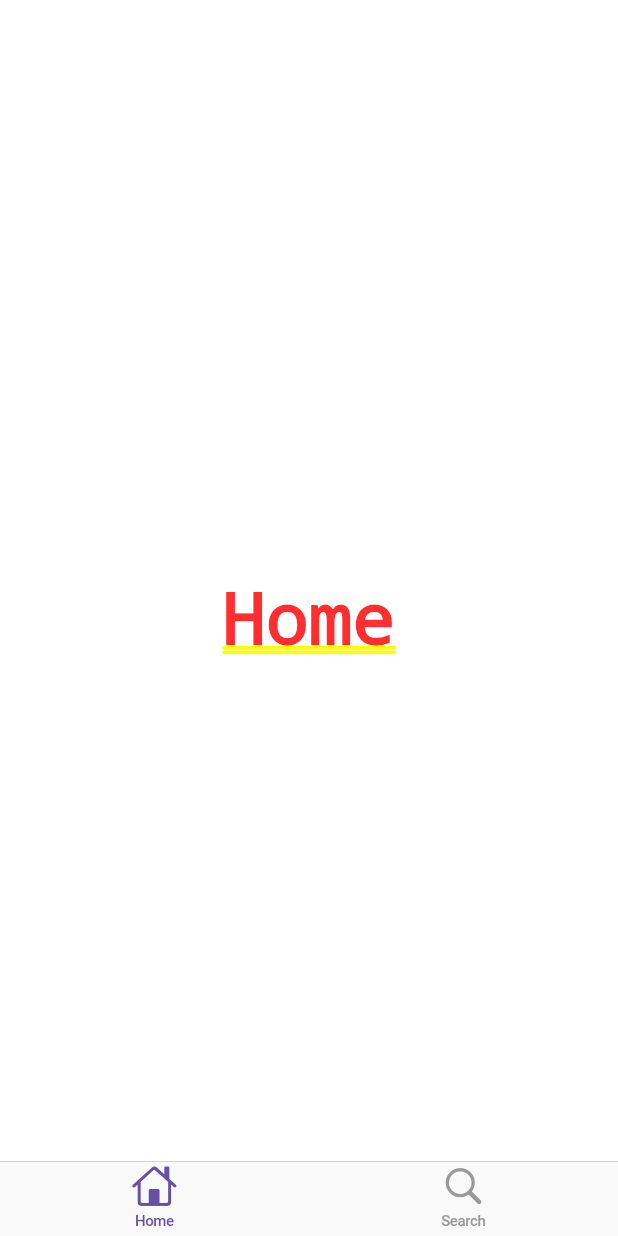
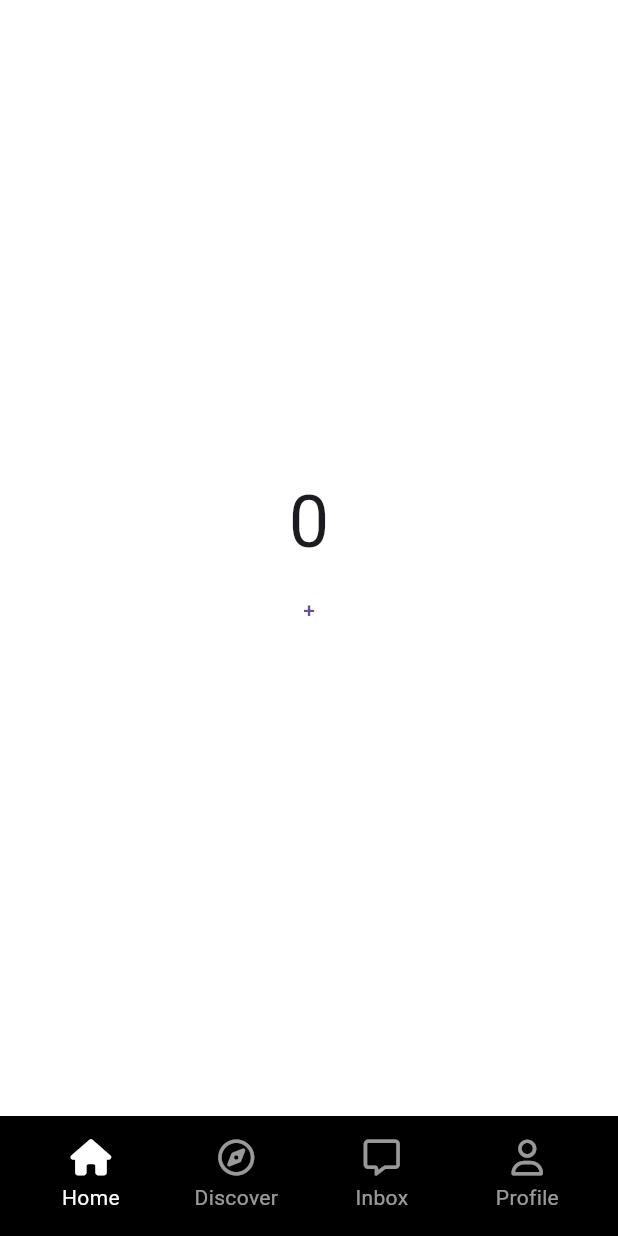
Before and after one commit to hchannni/flutter_tiktok_clone, a Flutter app: the screen it shows after launch, on a phone screen of 412 x 824 dp. Run offline on Flutter 3.47's test engine with Material 3 defaults, Android fonts, the phone set to English and light mode, and no system bars; our stand-ins replace font_awesome_flutter.

Commit message:
Feat: Custom Navigation Bar & Nav Tab 위젯 생성 - 아직 stateful screen에 대한 대응 이슈 존재

```diff
--- a/lib/features/main_navigation/main_navigation_screen.dart
+++ b/lib/features/main_navigation/main_navigation_screen.dart
@@ -1,5 +1,9 @@
 import 'package:flutter/cupertino.dart';
 import 'package:flutter/material.dart';
+import 'package:flutter_tiktok_clone/constants/gaps.dart';
+import 'package:flutter_tiktok_clone/constants/sizes.dart';
+import 'package:flutter_tiktok_clone/features/main_navigation/stf_screen.dart';
+import 'package:flutter_tiktok_clone/features/main_navigation/widgets/nav_tab.dart';
 import 'package:font_awesome_flutter/font_awesome_flutter.dart';
 
 class MainNavigationScreen extends StatefulWidget {
@@ -19,54 +23,54 @@
   }
 
   final screens = [
-    Center(
-      child: Text('Home'),
-    ),
-    Center(
-      child: Text("Search"),
-    )
+    StfScreen(key: GlobalKey()),
+    StfScreen(key: GlobalKey()),
+    Container(),
+    StfScreen(key: GlobalKey()),
+    StfScreen(key: GlobalKey()),
   ];
 
   @override
   Widget build(BuildContext context) {
-    // return Scaffold(
-    //   body: screens[_selectedIndex],
-    //   bottomNavigationBar: BottomNavigationBar(
-    //     // selectedItemColor: Theme.of(context).primaryColor,
-    //     type: BottomNavigationBarType.shifting,
-    //     currentIndex: _selectedIndex,
-    //     onTap: _onTap,
-    //     items: [
-    //       BottomNavigationBarItem(
-    //         icon: FaIcon(FontAwesomeIcons.house),
-    //         label: "Home",
-    //         tooltip: "What are you?",
-    //         backgroundColor: Colors.amber,
-    //       ),
-    //       BottomNavigationBarItem(
-    //         icon: FaIcon(FontAwesomeIcons.magnifyingGlass),
-    //         label: "Search",
-    //         tooltip: "What are you?",
-    //         backgroundColor: Colors.teal,
-    //       ),
-    //     ],
-    //   ),
-    // );
-
-    return CupertinoTabScaffold(
-      tabBar: CupertinoTabBar(
-        items: [
-          BottomNavigationBarItem(
-            icon: Icon(CupertinoIcons.house),
-            label: "Home",
-          ),
-          BottomNavigationBarItem(
-            icon: Icon(CupertinoIcons.search),
-            label: "Search",
-          ),
-        ],
+    return Scaffold(
+      body: screens[_selectedIndex],
+      bottomNavigationBar: BottomAppBar(
+        padding: EdgeInsets.all(Sizes.size12),
+        color: Colors.black,
+        child: Row(
+          mainAxisAlignment: MainAxisAlignment.spaceBetween,
+          children: [
+            NavTab(
+              text: "Home",
+              isSelected: _selectedIndex == 0,
+              icon: FontAwesomeIcons.house,
+              selectedIcon: FontAwesomeIcons.house,
+              onTap: () => _onTap(0),
+            ),
+            NavTab(
+              text: "Discover",
+              isSelected: _selectedIndex == 1,
+              icon: FontAwesomeIcons.compass,
+              selectedIcon: FontAwesomeIcons.solidCompass,
+              onTap: () => _onTap(1),
+            ),
+            NavTab(
+              text: "Inbox",
+              isSelected: _selectedIndex == 3,
+              icon: FontAwesomeIcons.message,
+              selectedIcon: FontAwesomeIcons.solidMessage,
+              onTap: () => _onTap(3),
+            ),
+            NavTab(
+              text: "Profile",
+              isSelected: _selectedIndex == 4,
+              icon: FontAwesomeIcons.user,
+              selectedIcon: FontAwesomeIcons.solidUser,
+              onTap: () => _onTap(4),
+            ),
+          ],
+        ),
       ),
-      tabBuilder: (context, index) => screens[index],
     );
   }
 }
--- /dev/null
+++ b/lib/features/main_navigation/stf_screen.dart
@@ -0,0 +1,41 @@
+import 'package:flutter/material.dart';
+
+class StfScreen extends StatefulWidget {
+  const StfScreen({super.key});
+  @override
+  State<StfScreen> createState() => _StfScreenState();
+}
+
+class _StfScreenState extends State<StfScreen> {
+  int _clicks = 0;
+  void _increase() {
+    setState(() {
+      _clicks = _clicks + 1;
+    });
+  }
+
+  @override
+  void dispose() {
+    print(_clicks);
+    super.dispose();
+  }
+
+  @override
+  Widget build(BuildContext context) {
+    return Center(
+      child: Column(
+        mainAxisAlignment: MainAxisAlignment.center,
+        children: [
+          Text(
+            "$_clicks",
+            style: const TextStyle(fontSize: 48),
+          ),
+          TextButton(
+            onPressed: _increase,
+            child: const Text('+'),
+          )
+        ],
+      ),
+    );
+  }
+}
--- /dev/null
+++ b/lib/features/main_navigation/widgets/nav_tab.dart
@@ -0,0 +1,51 @@
+import 'package:flutter/material.dart';
+import 'package:flutter_tiktok_clone/constants/gaps.dart';
+import 'package:font_awesome_flutter/font_awesome_flutter.dart';
+
+class NavTab extends StatelessWidget {
+  const NavTab(
+      {super.key,
+      required this.text,
+      required this.isSelected,
+      required this.icon,
+      required this.onTap,
+      required this.selectedIcon});
+
+  final String text;
+  final bool isSelected;
+  final IconData icon;
+  final IconData selectedIcon;
+  final Function onTap;
+
+  @override
+  Widget build(BuildContext context) {
+    return Expanded(
+      child: GestureDetector(
+        onTap: () => onTap(),
+        child: Container(
+          color: Colors.black,
+          child: AnimatedOpacity(
+            duration: Duration(milliseconds: 150),
+            opacity: isSelected ? 1 : 0.6,
+            child: Column(
+              mainAxisSize: MainAxisSize.min,
+              children: [
+                FaIcon(
+                  isSelected ? selectedIcon : icon,
+                  color: Colors.white,
+                ),
+                Gaps.v5,
+                Text(
+                  text,
+                  style: TextStyle(
+                    color: Colors.white,
+                  ),
+                ),
+              ],
+            ),
+          ),
+        ),
+      ),
+    );
+  }
+}
```
